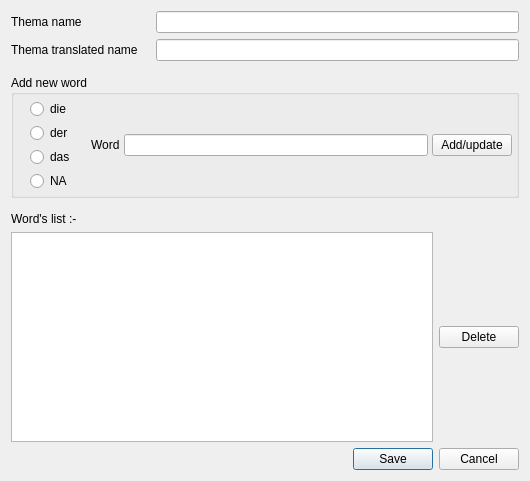
Above: src/der_artikel/thema_builder.ui from vikaspachdha/der_artikel before the change. Below: the same form after it.
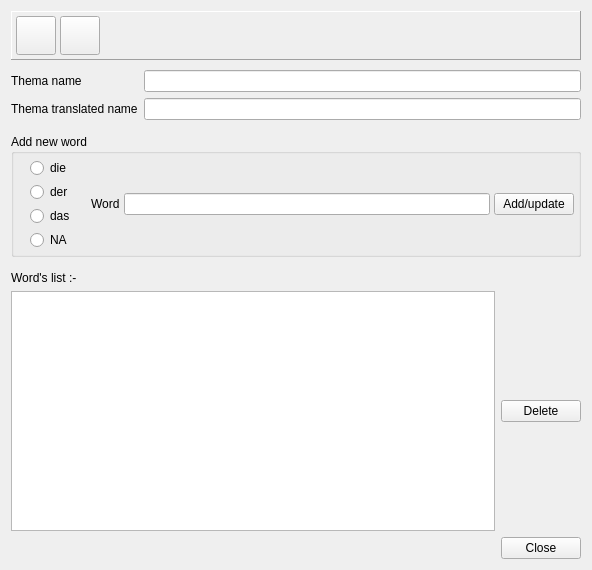
That is the form after the change. Icons and pictures are not drawn.

Commit message: Added Open and save buttons and resources.

Diff of the .ui file:
```diff
--- a/src/der_artikel/thema_builder.ui
+++ b/src/der_artikel/thema_builder.ui
@@ -6,8 +6,8 @@
    <rect>
     <x>0</x>
     <y>0</y>
-    <width>530</width>
-    <height>481</height>
+    <width>592</width>
+    <height>570</height>
    </rect>
   </property>
   <property name="minimumSize">
@@ -20,18 +20,8 @@
    <string>Form</string>
   </property>
   <layout class="QGridLayout" name="gridLayout">
-   <item row="5" column="0" colspan="3">
-    <widget class="QLabel" name="label_4">
-     <property name="text">
-      <string>Word's list :-</string>
-     </property>
-    </widget>
-   </item>
-   <item row="6" column="0" colspan="3">
-    <widget class="QListWidget" name="_word_list"/>
-   </item>
-   <item row="2" column="0" colspan="3">
-    <spacer name="verticalSpacer_2">
+   <item row="6" column="0" colspan="4">
+    <spacer name="verticalSpacer">
      <property name="orientation">
       <enum>Qt::Vertical</enum>
      </property>
@@ -46,34 +36,7 @@
      </property>
     </spacer>
    </item>
-   <item row="0" column="0">
-    <widget class="QLabel" name="label">
-     <property name="text">
-      <string>Thema name</string>
-     </property>
-    </widget>
-   </item>
-   <item row="1" column="0">
-    <widget class="QLabel" name="label_2">
-     <property name="text">
-      <string>Thema translated name</string>
-     </property>
-    </widget>
-   </item>
-   <item row="6" column="3">
-    <widget class="QPushButton" name="pushButton">
-     <property name="sizePolicy">
-      <sizepolicy hsizetype="Maximum" vsizetype="Fixed">
-       <horstretch>0</horstretch>
-       <verstretch>0</verstretch>
-      </sizepolicy>
-     </property>
-     <property name="text">
-      <string>Delete</string>
-     </property>
-    </widget>
-   </item>
-   <item row="3" column="0" colspan="4">
+   <item row="5" column="0" colspan="4">
     <widget class="QGroupBox" name="groupBox">
      <property name="minimumSize">
       <size>
@@ -155,35 +118,192 @@
      </layout>
     </widget>
    </item>
-   <item row="0" column="1" colspan="3">
+   <item row="7" column="0" colspan="3">
+    <widget class="QLabel" name="label_4">
+     <property name="text">
+      <string>Word's list :-</string>
+     </property>
+    </widget>
+   </item>
+   <item row="8" column="0" colspan="3">
+    <widget class="QListWidget" name="_word_list"/>
+   </item>
+   <item row="4" column="0" colspan="3">
+    <spacer name="verticalSpacer_2">
+     <property name="orientation">
+      <enum>Qt::Vertical</enum>
+     </property>
+     <property name="sizeType">
+      <enum>QSizePolicy::Fixed</enum>
+     </property>
+     <property name="sizeHint" stdset="0">
+      <size>
+       <width>20</width>
+       <height>8</height>
+      </size>
+     </property>
+    </spacer>
+   </item>
+   <item row="2" column="0">
+    <widget class="QLabel" name="label">
+     <property name="sizePolicy">
+      <sizepolicy hsizetype="Maximum" vsizetype="Preferred">
+       <horstretch>0</horstretch>
+       <verstretch>0</verstretch>
+      </sizepolicy>
+     </property>
+     <property name="text">
+      <string>Thema name</string>
+     </property>
+    </widget>
+   </item>
+   <item row="3" column="0">
+    <widget class="QLabel" name="label_2">
+     <property name="sizePolicy">
+      <sizepolicy hsizetype="Maximum" vsizetype="Preferred">
+       <horstretch>0</horstretch>
+       <verstretch>0</verstretch>
+      </sizepolicy>
+     </property>
+     <property name="text">
+      <string>Thema translated name</string>
+     </property>
+    </widget>
+   </item>
+   <item row="8" column="3">
+    <widget class="QPushButton" name="pushButton">
+     <property name="sizePolicy">
+      <sizepolicy hsizetype="Maximum" vsizetype="Fixed">
+       <horstretch>0</horstretch>
+       <verstretch>0</verstretch>
+      </sizepolicy>
+     </property>
+     <property name="text">
+      <string>Delete</string>
+     </property>
+    </widget>
+   </item>
+   <item row="2" column="1" colspan="3">
     <widget class="QLineEdit" name="_thema_name_edit"/>
    </item>
-   <item row="1" column="1" colspan="3">
+   <item row="3" column="1" colspan="3">
     <widget class="QLineEdit" name="_theam_tr_name_edit"/>
    </item>
-   <item row="4" column="0" colspan="4">
-    <spacer name="verticalSpacer">
-     <property name="orientation">
-      <enum>Qt::Vertical</enum>
-     </property>
-     <property name="sizeType">
-      <enum>QSizePolicy::Fixed</enum>
-     </property>
-     <property name="sizeHint" stdset="0">
-      <size>
-       <width>20</width>
-       <height>8</height>
-      </size>
-     </property>
-    </spacer>
-   </item>
-   <item row="7" column="0" colspan="4">
+   <item row="9" column="0" colspan="4">
     <widget class="QDialogButtonBox" name="_btn_box">
      <property name="standardButtons">
-      <set>QDialogButtonBox::Cancel|QDialogButtonBox::Save</set>
+      <set>QDialogButtonBox::Close</set>
      </property>
     </widget>
    </item>
+   <item row="0" column="0" colspan="4">
+    <widget class="QFrame" name="frame">
+     <property name="minimumSize">
+      <size>
+       <width>0</width>
+       <height>0</height>
+      </size>
+     </property>
+     <property name="frameShape">
+      <enum>QFrame::Panel</enum>
+     </property>
+     <property name="frameShadow">
+      <enum>QFrame::Raised</enum>
+     </property>
+     <layout class="QHBoxLayout" name="horizontalLayout_2">
+      <property name="spacing">
+       <number>4</number>
+      </property>
+      <property name="leftMargin">
+       <number>4</number>
+      </property>
+      <property name="topMargin">
+       <number>4</number>
+      </property>
+      <property name="rightMargin">
+       <number>4</number>
+      </property>
+      <property name="bottomMargin">
+       <number>4</number>
+      </property>
+      <item>
+       <widget class="QToolButton" name="_open_btn">
+        <property name="minimumSize">
+         <size>
+          <width>0</width>
+          <height>0</height>
+         </size>
+        </property>
+        <property name="text">
+         <string/>
+        </property>
+        <property name="icon">
+         <iconset resource="resources.qrc">
+          <normaloff>:/res/resources/open.png</normaloff>:/res/resources/open.png</iconset>
+        </property>
+        <property name="iconSize">
+         <size>
+          <width>32</width>
+          <height>32</height>
+         </size>
+        </property>
+       </widget>
+      </item>
+      <item>
+       <widget class="QToolButton" name="_save_btn">
+        <property name="minimumSize">
+         <size>
+          <width>0</width>
+          <height>0</height>
+         </size>
+        </property>
+        <property name="text">
+         <string/>
+        </property>
+        <property name="icon">
+         <iconset resource="resources.qrc">
+          <normaloff>:/res/resources/save.png</normaloff>:/res/resources/save.png</iconset>
+        </property>
+        <property name="iconSize">
+         <size>
+          <width>32</width>
+          <height>32</height>
+         </size>
+        </property>
+       </widget>
+      </item>
+      <item>
+       <spacer name="horizontalSpacer">
+        <property name="orientation">
+         <enum>Qt::Horizontal</enum>
+        </property>
+        <property name="sizeHint" stdset="0">
+         <size>
+          <width>40</width>
+          <height>20</height>
+         </size>
+        </property>
+       </spacer>
+      </item>
+     </layout>
+    </widget>
+   </item>
+   <item row="1" column="0" colspan="4">
+    <spacer name="verticalSpacer_3">
+     <property name="orientation">
+      <enum>Qt::Vertical</enum>
+     </property>
+     <property name="sizeType">
+      <enum>QSizePolicy::Fixed</enum>
+     </property>
+     <property name="sizeHint" stdset="0">
+      <size>
+       <width>0</width>
+       <height>4</height>
+      </size>
+     </property>
+    </spacer>
+   </item>
   </layout>
  </widget>
  <resources/>
```
Left out of the diff: 4 changed lines with no effect on the pictures. The commit also changes 7 other files.
